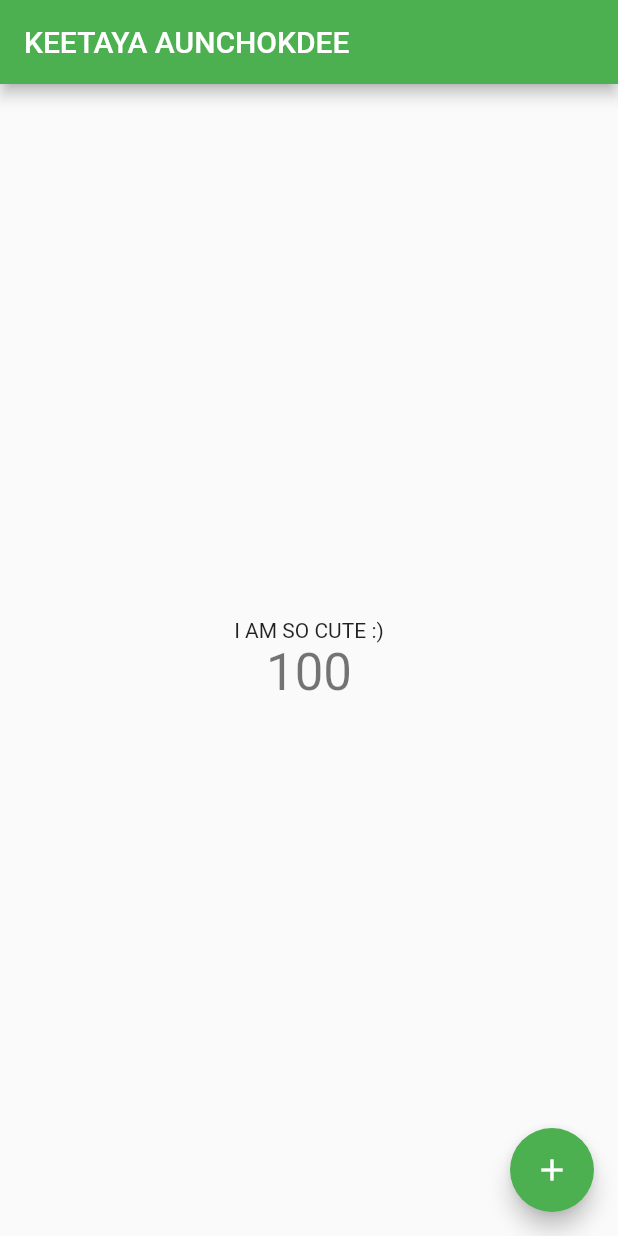
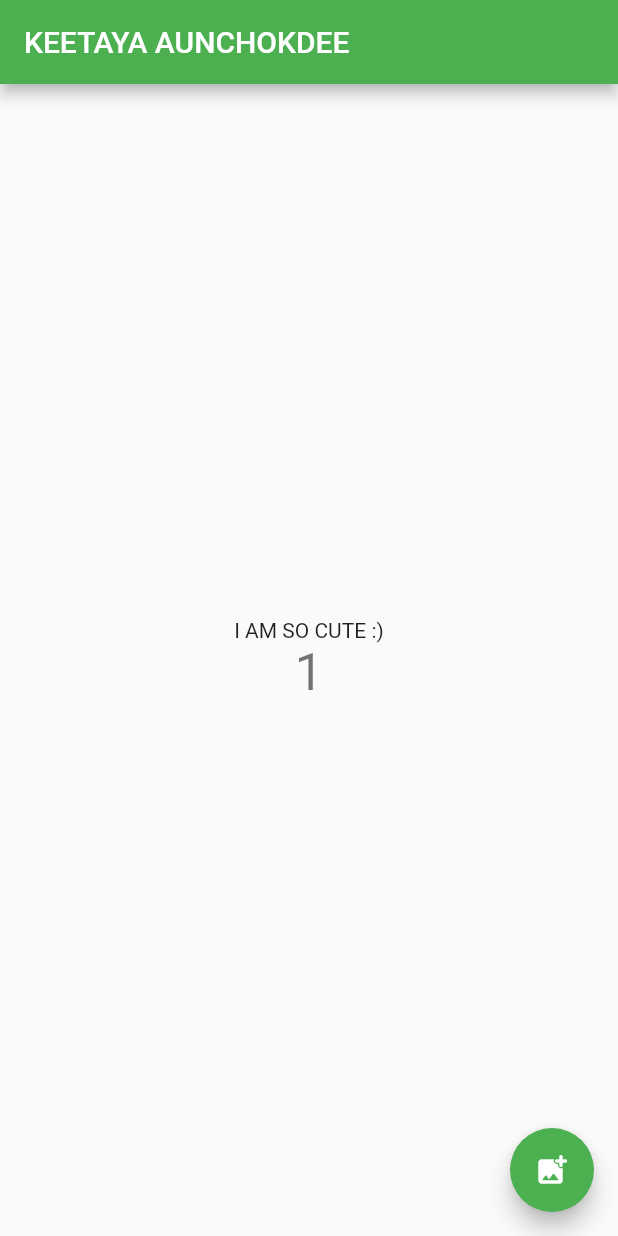
Before and after one commit to Keetaya/Guess_The_number_2_2565, a Flutter app: the screen it shows after launch, on a phone screen of 412 x 824 dp. Run offline on Flutter 3.47's test engine with Material 2 defaults, Android fonts, the phone set to English and light mode, and no system bars.

Commit message:
home work

```diff
--- a/lib/main.dart
+++ b/lib/main.dart
@@ -48,7 +48,7 @@ class MyHomePage extends StatefulWidget {
 }
 
 class _MyHomePageState extends State<MyHomePage> {
-  int _counter = 100;
+  int _counter = 1;
 
   void _incrementCounter() {
     setState(() {
@@ -108,7 +108,7 @@ class _MyHomePageState extends State<MyHomePage> {
       floatingActionButton: FloatingActionButton(
         onPressed: _incrementCounter,
         tooltip: 'Increment',
-        child: const Icon(Icons.add),
+        child: const Icon(Icons.add_photo_alternate_rounded),
       ), // This trailing comma makes auto-formatting nicer for build methods.
     );
   }
```
Also changed, not shown: lib/game.dart (+20 -5 lines), lib/guess_the_Number.dart (+12 -2 lines).
